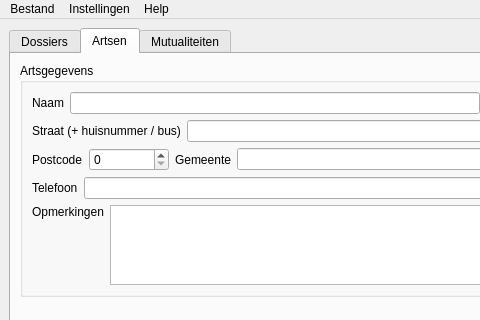
First picture: the form in AudioAdmin/ui/universum.ui, repository Roelio81/audioadmin, before the edit; both pictures show x 0 to 480 and y 0 to 320 of the 989 by 775 pixel window.
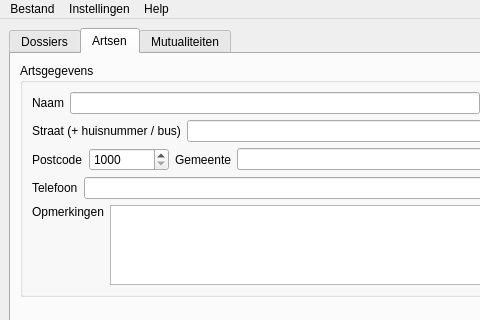
Second picture: the form after the edit. The open tabs and pages were chosen to show the change. Icons and pictures are not drawn.

Commit message: Tonen van mutualiteit en arts bij dossier tab

```diff
--- a/AudioAdmin/ui/universum.ui
+++ b/AudioAdmin/ui/universum.ui
@@ -862,6 +862,12 @@
                  <height>0</height>
                 </size>
                </property>
+               <property name="minimum" >
+                <number>1000</number>
+               </property>
+               <property name="maximum" >
+                <number>9999</number>
+               </property>
               </widget>
              </item>
              <item>
```
Left out of the diff: 36 changed lines with no effect on the pictures. The commit also changes 7 other files.
